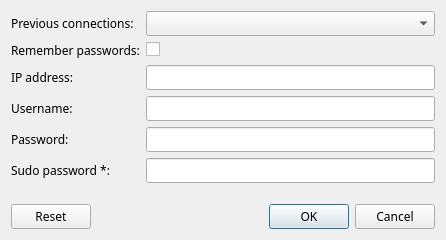
The window that modules/dialogPassword.ui (bcavlin/onering) describes before a commit, drawn with Qt 5.
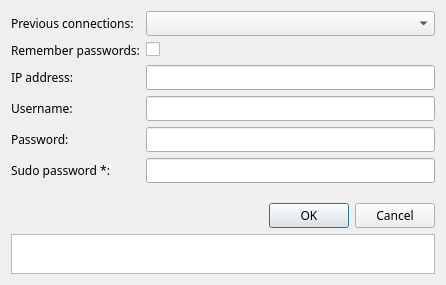
The same window after the commit.

```diff
--- a/modules/dialogPassword.ui
+++ b/modules/dialogPassword.ui
@@ -10,7 +10,7 @@
     <x>0</x>
     <y>0</y>
     <width>446</width>
-    <height>240</height>
+    <height>285</height>
    </rect>
   </property>
   <property name="font">
@@ -108,8 +108,24 @@
      </item>
      <item>
       <widget class="QDialogButtonBox" name="buttonBox">
+       <property name="enabled">
+        <bool>true</bool>
+       </property>
        <property name="standardButtons">
-        <set>QDialogButtonBox::Cancel|QDialogButtonBox::Ok|QDialogButtonBox::Reset</set>
+        <set>QDialogButtonBox::Cancel|QDialogButtonBox::Ok</set>
+       </property>
+      </widget>
+     </item>
+     <item>
+      <widget class="QListWidget" name="listWidget_messages">
+       <property name="maximumSize">
+        <size>
+         <width>16777215</width>
+         <height>40</height>
+        </size>
+       </property>
+       <property name="selectionBehavior">
+        <enum>QAbstractItemView::SelectRows</enum>
        </property>
       </widget>
      </item>
```
